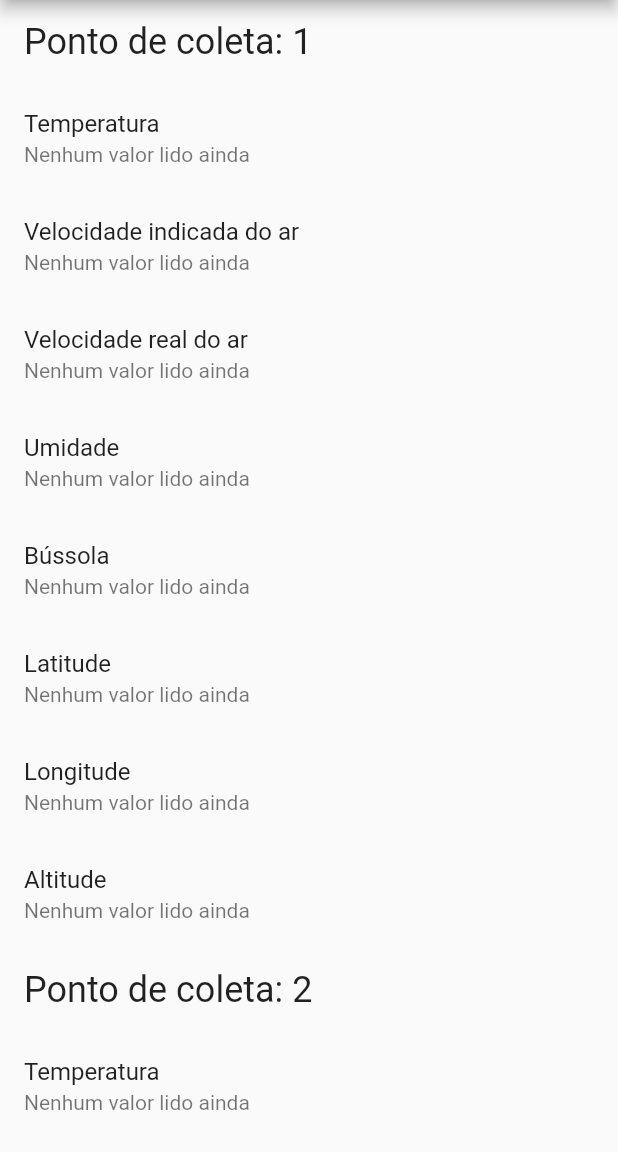
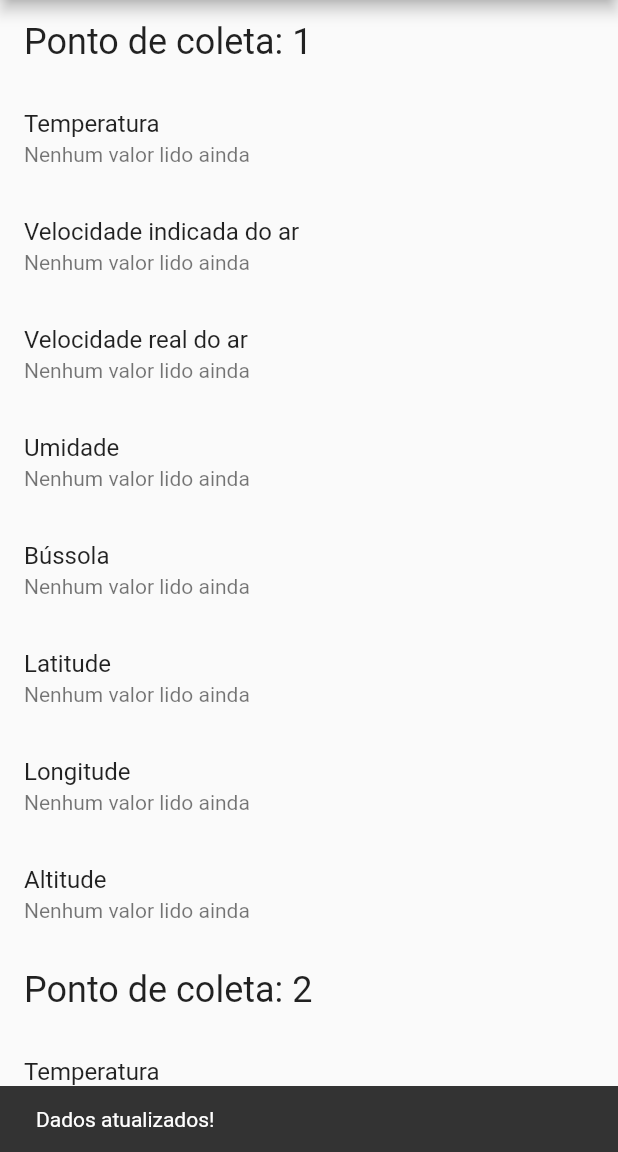
Before and after one commit to alcidesmig/tt2-fapesp-app, a Flutter app: the first screen one second after launch, on a phone screen of 412 x 824 dp, the part 84-1236 px from its top. Run offline on Flutter 3.47's test engine with Material 2 defaults, Android fonts, the phone set to English and light mode, and no system bars; network calls fail.

Commit message:
Adicionando snackbar ao atualizar dados

```diff
--- a/lib/data.dart
+++ b/lib/data.dart
@@ -110,8 +110,9 @@ class _SwipeToRefreshState extends State<SwipeToRefresh> {
 
   //TO DO: refatorar a classe para receber os dados dos 3 pontos como vetores de informações
   // TO DO: colocar botao att https://medium.com/flutterpub/adding-swipe-to-refresh-to-flutter-app-b234534f39a7
-
+  final snackBar = SnackBar(content: Text('Dados atualizados!'));
   Future<Null> _refresh() {
+    Scaffold.of(context).showSnackBar(snackBar);
     return getData().then((_last_data) {
       this.setState(() => this.last_data = _last_data);
       print(last_data.values);
```
